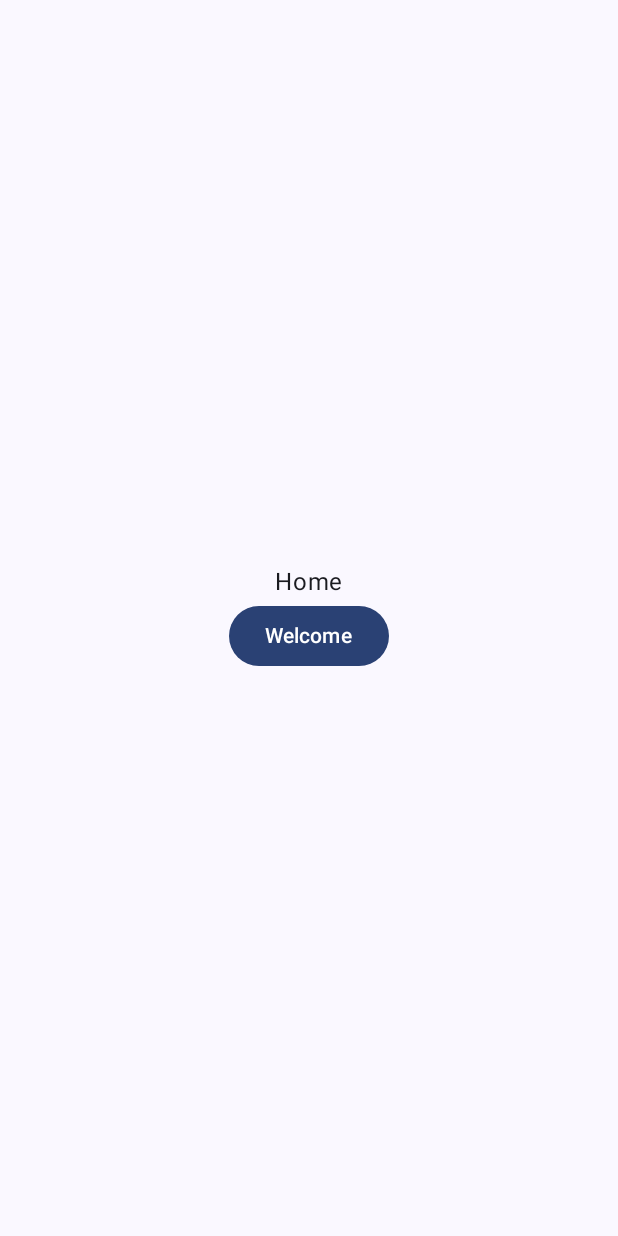
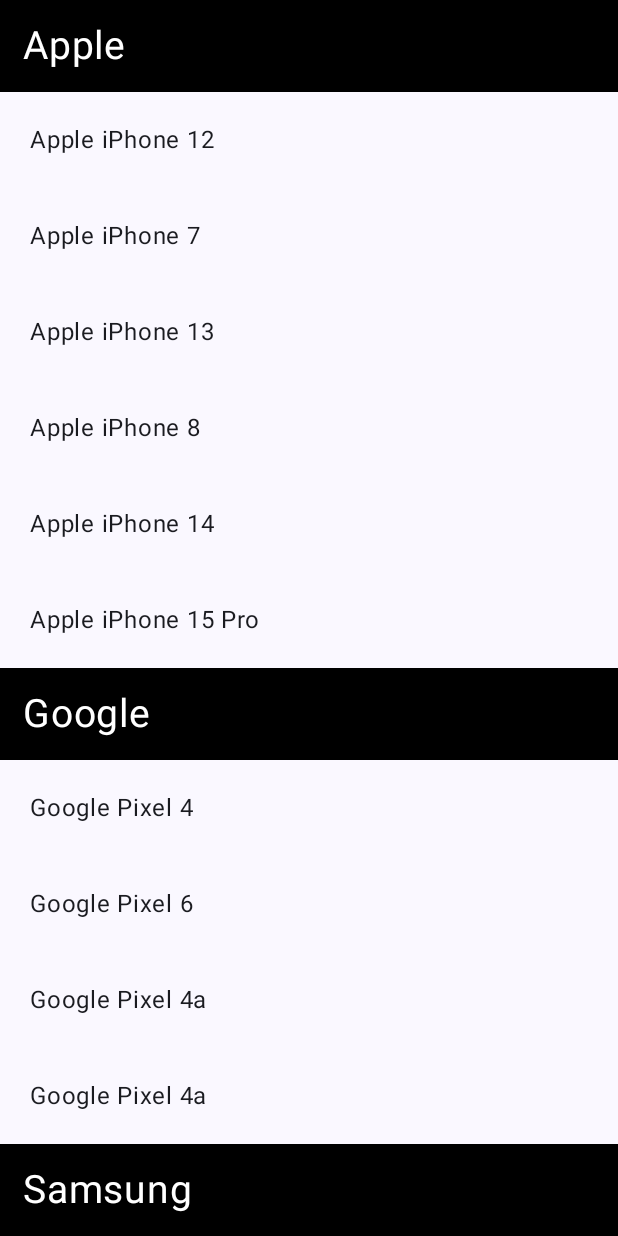
Before and after one commit to BEEEAM-J/Compose_Practice, an Android app built with Jetpack Compose: the screen it shows after launch (MainActivity), on a phone screen of 412 x 824 dp. Run offline under Robolectric (Android 15) with nearby library versions, the phone set to English and light mode, and no system bars.

Commit message:
Column, LazyColumn Test

```diff
--- a/app/src/main/java/com/beeeam/composepractice/MainActivity.kt
+++ b/app/src/main/java/com/beeeam/composepractice/MainActivity.kt
@@ -3,20 +3,33 @@ package com.beeeam.composepractice
 import android.os.Bundle
 import androidx.activity.ComponentActivity
 import androidx.activity.compose.setContent
+import androidx.compose.animation.AnimatedVisibility
+import androidx.compose.foundation.ExperimentalFoundationApi
 import androidx.compose.foundation.background
+import androidx.compose.foundation.layout.Box
 import androidx.compose.foundation.layout.fillMaxSize
+import androidx.compose.foundation.layout.fillMaxWidth
+import androidx.compose.foundation.layout.padding
+import androidx.compose.foundation.lazy.LazyColumn
+import androidx.compose.foundation.lazy.items
+import androidx.compose.foundation.lazy.rememberLazyListState
+import androidx.compose.material3.Button
 import androidx.compose.material3.MaterialTheme
 import androidx.compose.material3.Surface
+import androidx.compose.material3.Text
 import androidx.compose.runtime.Composable
+import androidx.compose.runtime.derivedStateOf
+import androidx.compose.runtime.getValue
+import androidx.compose.runtime.remember
+import androidx.compose.runtime.rememberCoroutineScope
+import androidx.compose.ui.Alignment
 import androidx.compose.ui.Modifier
+import androidx.compose.ui.graphics.Color
 import androidx.compose.ui.tooling.preview.Preview
-import androidx.navigation.compose.NavHost
-import androidx.navigation.compose.composable
-import androidx.navigation.compose.rememberNavController
-import com.beeeam.composepractice.screens.Home
-import com.beeeam.composepractice.screens.Profile
-import com.beeeam.composepractice.screens.Welcome
+import androidx.compose.ui.unit.dp
+import androidx.compose.ui.unit.sp
 import com.beeeam.composepractice.ui.theme.ComposePracticeTheme
+import kotlinx.coroutines.launch
 
 class MainActivity : ComponentActivity() {
     override fun onCreate(savedInstanceState: Bundle?) {
@@ -35,22 +48,103 @@ class MainActivity : ComponentActivity() {
     }
 }
 
+@OptIn(ExperimentalFoundationApi::class)
 @Composable
 fun MainScreen() {
-    val navController = rememberNavController()
+//    val scrollState = rememberScrollState()
+//    val coroutineScope = rememberCoroutineScope()
+//    Box(
+//        modifier = Modifier.fillMaxSize()
+//    ) {
+//        Column(
+//            modifier = Modifier
+//                .verticalScroll(scrollState),
+//        ) {
+//            repeat(100) { index ->
+//                Text(
+//                    modifier = Modifier.fillMaxWidth(),
+//                    text = index.toString()
+//                )
+//            }
+//        }
+//        Button(
+//            onClick = {
+//                coroutineScope.launch {
+//                    scrollState.animateScrollTo(scrollState.maxValue)
+//                }
+//            },
+//            modifier = Modifier.align(Alignment.BottomCenter)
+//        ) {}
+//    }
 
-    NavHost(
-        navController = navController,
-        startDestination = NavRoutes.Home.route
+//    val coroutineScope = rememberCoroutineScope()
+//    val listState = rememberLazyListState()
+//    val itemList = mutableListOf<Int>()
+//    repeat(100) {
+//        itemList.add(it)
+//    }
+//    Box(
+//        modifier = Modifier.fillMaxSize()
+//    ) {
+//        LazyColumn(
+//            state = listState,
+//        ) {
+//            items(items = itemList) { content ->
+//                Text(
+//                    modifier = Modifier.fillMaxWidth(),
+//                    text = content.toString(),
+//                )
+//            }
+//        }
+//        Button(
+//            onClick = {
+//                coroutineScope.launch {
+//                    listState.animateScrollToItem(0)
+//                }
+//            },
+//            modifier = Modifier
+//                .align(Alignment.BottomCenter)
+//                .padding(bottom = 20.dp),
+//        ) {
+//            Text("Scroll To Top")
+//        }
+//    }
+
+    val phones = listOf(
+        "Apple iPhone 12", "Google Pixel 4", "Samsung Galaxy 6s", "OnePlus 7",
+        "Apple iPhone 7", "Google Pixel 6", "Samsung Galaxy Z Flip", "OnePlus 9 Pro", "Apple iPhone 13",
+        "Google Pixel 4a", "Apple iPhone 8", "Samsung Galaxy S23", "Samsung Galaxy S24", "Apple iPhone 14",
+        "Apple iPhone 15 Pro", "Google Pixel 4a", "Samsung Galaxy Z Flip 4", "Samsung Galaxy Z Flip 5"
+    )
+    val groupedPhone = phones.groupBy { it.substringBefore(' ') }
+    Box(
+        modifier = Modifier.fillMaxSize(),
     ) {
-        composable(NavRoutes.Home.route) {
-            Home(navController = navController)
-        }
-        composable(NavRoutes.Welcome.route) {
-            Welcome(navController = navController)
-        }
-        composable(NavRoutes.Profile.route) {
-            Profile()
+        LazyColumn {
+            groupedPhone.forEach { (manufacturer, phone) ->
+                stickyHeader {
+                    Box(
+                        modifier = Modifier
+                            .background(Color.Black)
+                            .fillMaxWidth(),
+                    ) {
+                        Text(
+                            modifier = Modifier.padding(15.dp),
+                            text = manufacturer,
+                            fontSize = 26.sp,
+                            color = Color.White,
+                        )
+                    }
+                }
+                items(items = phone) {
+                    Text(
+                        text = it,
+                        modifier = Modifier
+                            .fillMaxWidth()
+                            .padding(20.dp),
+                    )
+                }
+            }
         }
     }
 }
--- a/app/src/main/java/com/beeeam/composepractice/NavRoutes.kt
+++ /dev/null
@@ -1,7 +0,0 @@
-package com.beeeam.composepractice
-
-sealed class NavRoutes(val route: String) {
-    object Home : NavRoutes("home")
-    object Welcome : NavRoutes("welcome")
-    object Profile : NavRoutes("profile")
-}
--- a/app/src/main/java/com/beeeam/composepractice/screens/Home.kt
+++ /dev/null
@@ -1,40 +0,0 @@
-package com.beeeam.composepractice.screens
-
-import androidx.compose.foundation.layout.Box
-import androidx.compose.foundation.layout.Column
-import androidx.compose.foundation.layout.fillMaxSize
-import androidx.compose.material3.Button
-import androidx.compose.material3.Text
-import androidx.compose.runtime.Composable
-import androidx.compose.ui.Alignment
-import androidx.compose.ui.Modifier
-import androidx.compose.ui.tooling.preview.Preview
-import androidx.navigation.NavController
-import com.beeeam.composepractice.NavRoutes
-
-@Composable
-fun Home(navController: NavController) {
-    Box(
-        modifier = Modifier.fillMaxSize(),
-    ) {
-        Column(
-            horizontalAlignment = Alignment.CenterHorizontally,
-            modifier = Modifier.align(Alignment.Center)
-        ) {
-            Text(
-                text = "Home",
-            )
-            Button(onClick = {
-                navController.navigate(NavRoutes.Welcome.route)
-            }) {
-                Text(text = "Welcome")
-            }
-        }
-    }
-}
-
-@Preview
-@Composable
-fun HomePreview() {
-//    Home()
-}
```
Also changed, not shown: app/src/main/java/com/beeeam/composepractice/screens/Profile.kt (deleted, +0 -32 lines), app/src/main/java/com/beeeam/composepractice/screens/Welcome.kt (deleted, +0 -40 lines).
